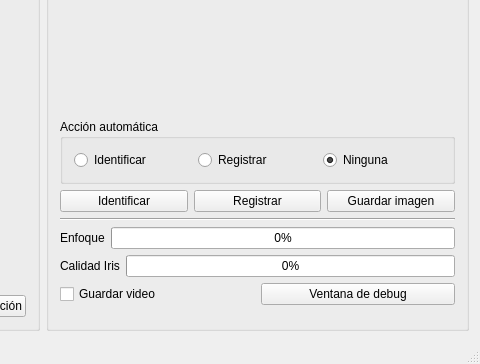
The window that ui-c++/mainwindow.ui (mottalli/horus) describes before a commit, drawn with Qt 5; both pictures show x 319 to 799 and y 169 to 533 of the 799 by 533 pixel window.
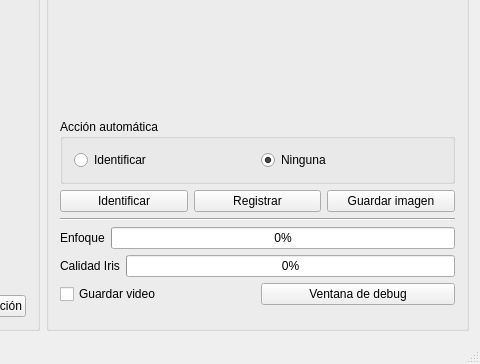
The same window after the commit. Custom widgets are drawn as their Qt base class.

```diff
--- a/ui-c++/mainwindow.ui
+++ b/ui-c++/mainwindow.ui
@@ -93,13 +93,6 @@
               </property>
              </widget>
             </item>
-            <item>
-             <widget class="QRadioButton" name="automaticaRegistrar">
-              <property name="text">
-               <string>Registrar</string>
-              </property>
-             </widget>
-            </item>
             <item>
              <widget class="QRadioButton" name="automaticaNada">
               <property name="text">
```
